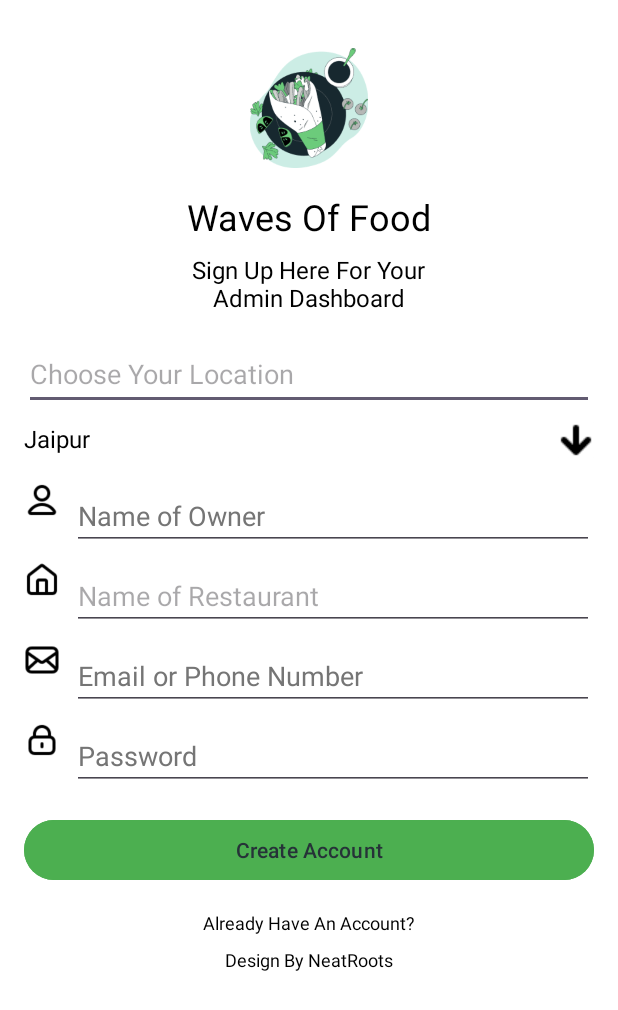
After one commit to Light-Ak/Hackathon_Admin, an Android app: the layout activity_signup.xml on its own in the app's theme, with its tools: preview values and no code run, on a phone screen of 412 x 824 dp. The commit adds this screen. Shown: the top 1010 px of the screen. Run offline under Robolectric (Android 15) with nearby library versions, the phone set to English and light mode, and no system bars.

Commit message:
add SignupActivity

```diff
--- a/app/src/main/java/com/example/fooddeliveringapp/MainActivity.java
+++ /dev/null
@@ -1,33 +0,0 @@
-package com.example.fooddeliveringapp;
-
-import androidx.appcompat.app.AppCompatActivity;
-import androidx.core.view.ViewCompat;
-
-import android.annotation.SuppressLint;
-import android.os.Bundle;
-import android.widget.Button;
-import android.widget.Toast;
-
-public class MainActivity extends AppCompatActivity {
-
-    @SuppressLint("MissingInflatedId")
-    @Override
-    protected void onCreate(Bundle savedInstanceState) {
-        super.onCreate(savedInstanceState);
-        setContentView(R.layout.activity_main);
-
-        Button nextButton = findViewById(R.id.nextButton);
-
-        nextButton.setOnClickListener(v -> {
-            // Handle the button click here
-            Toast.makeText(MainActivity.this, "Next button clicked!", Toast.LENGTH_SHORT).show();
-            // You can add code to navigate to the next screen or perform other actions
-        });
-
-        // Add the correct ID for your main view
-        ViewCompat.setOnApplyWindowInsetsListener(findViewById(R.id.main), (v, insets) -> {
-            // Handle window insets
-            return insets;
-        });
-    }
-}
--- /dev/null
+++ b/app/src/main/java/com/example/fooddeliveringapp/SignupActivity.java
@@ -0,0 +1,28 @@
+package com.example.fooddeliveringapp;
+
+import androidx.appcompat.app.AppCompatActivity;
+import android.os.Bundle;
+import android.widget.Button;
+import android.widget.ImageButton;
+import android.widget.Toast;
+
+public class SignupActivity extends AppCompatActivity {
+
+    @Override
+    protected void onCreate(Bundle savedInstanceState) {
+        super.onCreate(savedInstanceState);
+        setContentView(R.layout.activity_signup);
+
+        Button createAccountButton = findViewById(R.id.createAccountButton);
+        createAccountButton.setOnClickListener(v -> {
+            // এখানে সাইন-আপ লজিক লিখুন
+            Toast.makeText(SignupActivity.this, "Create Account button clicked!", Toast.LENGTH_SHORT).show();
+        });
+
+        ImageButton arrowDownButton = findViewById(R.id.arrowDownButton);
+        arrowDownButton.setOnClickListener(v -> {
+            // এখানে অ্যারো বাটনে ক্লিক করার পর লজিক লিখুন
+            Toast.makeText(SignupActivity.this, "Arrow Down button clicked!", Toast.LENGTH_SHORT).show();
+        });
+    }
+}
--- a/app/src/main/res/layout/activity_main.xml
+++ /dev/null
@@ -1,45 +0,0 @@
-<?xml version="1.0" encoding="utf-8"?>
-<androidx.constraintlayout.widget.ConstraintLayout xmlns:android="http://schemas.android.com/apk/res/android"
-    xmlns:app="http://schemas.android.com/apk/res-auto"
-    xmlns:tools="http://schemas.android.com/tools"
-    android:id="@+id/main"
-    android:layout_width="match_parent"
-    android:layout_height="match_parent"
-    tools:context=".MainActivity">
-
-    <ImageView
-        android:id="@+id/burgerImageView"
-        android:layout_width="350dp"
-        android:layout_height="350dp"
-        android:contentDescription="@string/todo"
-        android:src="@drawable/burger_image"
-        app:layout_constraintTop_toTopOf="parent"
-        app:layout_constraintStart_toStartOf="parent"
-        app:layout_constraintEnd_toEndOf="parent"
-        app:layout_constraintBottom_toTopOf="@+id/mealsTextView"
-        android:layout_marginBottom="12dp" />
-
-    <TextView
-        android:id="@+id/mealsTextView"
-        android:layout_width="wrap_content"
-        android:layout_height="wrap_content"
-        android:text="Enjoy Restaurant Quality Meals at Home"
-        android:textSize="20sp"
-        android:gravity="center"
-        android:textColor="@color/meals_text_green"  app:layout_constraintTop_toBottomOf="@+id/burgerImageView"
-        app:layout_constraintStart_toStartOf="parent"
-        app:layout_constraintEnd_toEndOf="parent"
-        app:layout_constraintBottom_toTopOf="@+id/nextButton"
-        android:layout_marginBottom="32dp" />
-
-    <Button
-        android:id="@+id/nextButton"
-        android:layout_width="wrap_content"
-        android:layout_height="wrap_content"
-        android:text="Next"
-        android:backgroundTint="@color/next_button_green"  app:layout_constraintTop_toBottomOf="@+id/mealsTextView"
-        app:layout_constraintStart_toStartOf="parent"
-        app:layout_constraintEnd_toEndOf="parent"
-        app:layout_constraintBottom_toBottomOf="parent" />
-
-</androidx.constraintlayout.widget.ConstraintLayout>
--- /dev/null
+++ b/app/src/main/res/layout/activity_signup.xml
@@ -0,0 +1,216 @@
+<?xml version="1.0" encoding="utf-8"?>
+<ScrollView xmlns:android="http://schemas.android.com/apk/res/android"
+    xmlns:tools="http://schemas.android.com/tools"
+    android:layout_width="match_parent"
+    android:layout_height="match_parent"
+    android:background="#FFFFFF"
+    tools:context=".SignupActivity">
+
+    <LinearLayout
+        android:layout_width="match_parent"
+        android:layout_height="wrap_content"
+        android:orientation="vertical"
+        android:padding="16dp">
+
+        <ImageView
+            android:id="@+id/profileImageView"
+            android:layout_width="80dp"
+            android:layout_height="80dp"
+            android:contentDescription="TODO"
+            android:src="@drawable/profile_placeholder"
+            android:layout_gravity="center_horizontal"
+            android:layout_marginTop="16dp"
+            tools:ignore="ContentDescription,HardcodedText" />
+
+        <TextView
+            android:id="@+id/appNameTextView"
+            android:layout_width="wrap_content"
+            android:layout_height="wrap_content"
+            android:text="Waves Of Food"
+            android:textSize="24sp"
+            android:textColor="#000000"
+            android:layout_gravity="center_horizontal"
+            android:layout_marginTop="16dp"
+            tools:ignore="HardcodedText" />
+
+        <TextView
+            android:id="@+id/signupTextView"
+            android:layout_width="wrap_content"
+            android:layout_height="wrap_content"
+            android:text="Sign Up Here For Your\nAdmin Dashboard"
+            android:textSize="16sp"
+            android:textColor="#000000"
+            android:gravity="center"
+            android:layout_gravity="center_horizontal"
+            android:layout_marginTop="8dp"
+            tools:ignore="HardcodedText" />
+
+        <EditText
+            android:id="@+id/locationEditText"
+            android:layout_width="match_parent"
+            android:layout_height="wrap_content"
+            android:layout_marginTop="16dp"
+            android:autofillHints=""
+            android:hint="@string/choose_your_location"
+            android:inputType="textPostalAddress"
+            android:minHeight="48dp"
+            tools:ignore="TextContrastCheck,VisualLintTextFieldSize" />
+
+        <LinearLayout
+            android:layout_width="match_parent"
+            android:layout_height="wrap_content"
+            android:orientation="horizontal"
+            android:layout_marginTop="8dp">
+
+            <TextView
+                android:id="@+id/selectedLocationTextView"
+                android:layout_width="0dp"
+                android:layout_height="wrap_content"
+                android:layout_weight="1"
+                android:text="Jaipur"
+                android:textSize="16sp"
+                android:textColor="#000000"
+                tools:ignore="HardcodedText" />
+
+            <ImageButton
+                android:id="@+id/arrowDownButton"
+                android:layout_width="24dp"
+                android:layout_height="24dp"
+                android:background="@android:color/transparent"
+                android:contentDescription="@string/arrow_down"
+                android:src="@drawable/ic_arrow_down"
+                tools:ignore="TouchTargetSizeCheck" />
+
+        </LinearLayout>
+
+        <LinearLayout
+            android:layout_width="match_parent"
+            android:layout_height="wrap_content"
+            android:orientation="horizontal"
+            android:layout_marginTop="16dp">
+
+            <ImageView
+                android:layout_width="24dp"
+                android:layout_height="24dp"
+                android:src="@drawable/ic_person"
+                android:contentDescription="@string/owner_icon" />
+
+            <EditText
+                android:id="@+id/ownerNameEditText"
+                android:layout_width="match_parent"
+                android:layout_height="wrap_content"
+                android:layout_marginStart="8dp"
+                android:autofillHints=""
+                android:hint="@string/name_of_owner"
+                android:inputType="textPersonName"
+                android:textColorHint="#757575"
+                tools:ignore="TouchTargetSizeCheck,VisualLintTextFieldSize" />
+
+        </LinearLayout>
+
+        <LinearLayout
+            android:layout_width="match_parent"
+            android:layout_height="wrap_content"
+            android:orientation="horizontal"
+            android:layout_marginTop="8dp">
+
+            <ImageView
+                android:layout_width="24dp"
+                android:layout_height="24dp"
+                android:src="@drawable/ic_restaurant"
+                android:contentDescription="@string/restaurant_icon" />
+
+            <EditText
+                android:id="@+id/restaurantNameEditText"
+                android:layout_width="match_parent"
+                android:layout_height="wrap_content"
+                android:layout_marginStart="8dp"
+                android:hint="Name of Restaurant"
+                android:inputType="text"
+                tools:ignore="Autofill,HardcodedText,TextContrastCheck,TouchTargetSizeCheck,VisualLintTextFieldSize" />
+
+        </LinearLayout>
+
+        <LinearLayout
+            android:layout_width="match_parent"
+            android:layout_height="wrap_content"
+            android:orientation="horizontal"
+            android:layout_marginTop="8dp">
+
+            <ImageView
+                android:layout_width="24dp"
+                android:layout_height="24dp"
+                android:src="@drawable/ic_email"
+                android:contentDescription="@string/email_icon" />
+
+            <EditText
+                android:id="@+id/emailEditText"
+                android:layout_width="match_parent"
+                android:layout_height="wrap_content"
+                android:layout_marginStart="8dp"
+                android:hint="@string/email_or_phone_number"
+                android:inputType="textEmailAddress"
+                android:textColorHint="#757575"
+                tools:ignore="Autofill,TouchTargetSizeCheck,VisualLintTextFieldSize" />
+
+        </LinearLayout>
+
+        <LinearLayout
+            android:layout_width="match_parent"
+            android:layout_height="wrap_content"
+            android:orientation="horizontal"
+            android:layout_marginTop="8dp">
+
+            <ImageView
+                android:layout_width="24dp"
+                android:layout_height="24dp"
+                android:autofillHints=""
+                android:src="@drawable/ic_lock"
+                android:contentDescription="@string/password_icon" />
+
+            <EditText
+                android:id="@+id/passwordEditText"
+                android:layout_width="match_parent"
+                android:layout_height="wrap_content"
+                android:layout_marginStart="8dp"
+                android:hint="Password"
+                android:inputType="textPassword"
+                android:textColorHint="#757575"
+                tools:ignore="Autofill,HardcodedText,TouchTargetSizeCheck,VisualLintTextFieldSize" />
+
+        </LinearLayout>
+
+        <Button
+            android:id="@+id/createAccountButton"
+            android:layout_width="match_parent"
+            android:layout_height="wrap_content"
+            android:layout_marginTop="16dp"
+            android:backgroundTint="#4CAF50"
+            android:text="Create Account"
+            android:textColor="#263238"
+            tools:ignore="HardcodedText,VisualLintButtonSize" />
+
+        <TextView
+            android:id="@+id/alreadyHaveAccountTextView"
+            android:layout_width="wrap_content"
+            android:layout_height="wrap_content"
+            android:text="@string/already_have_an_account"
+            android:textSize="12sp"
+            android:textColor="#000000"
+            android:layout_gravity="center_horizontal"
+            android:layout_marginTop="16dp" />
+
+        <TextView
+            android:id="@+id/designByTextView"
+            android:layout_width="wrap_content"
+            android:layout_height="wrap_content"
+            android:text="Design By NeatRoots"
+            android:textSize="12sp"
+            android:textColor="#000000"
+            android:layout_gravity="center_horizontal"
+            android:layout_marginTop="8dp"
+            tools:ignore="HardcodedText" />
+
+    </LinearLayout>
+
+</ScrollView>
--- /dev/null
+++ b/app/src/main/res/values/ids.xml
@@ -0,0 +1,12 @@
+<?xml version="1.0" encoding="utf-8"?>
+<resources>
+    <item name="createAccountButton" type="id" />
+    <item name="profileImageView" type="id" />
+    <item name="appNameTextView" type="id" />
+    <item name="locationEditText" type="id" />
+    <item name="nameEditText" type="id" />
+    <item name="emailEditText" type="id" />
+    <item name="passwordEditText" type="id" />
+    <item name="signupTextView" type="id" />
+    <item name="designByTextView" type="id" />
+</resources>
--- a/app/src/main/res/values/strings.xml
+++ b/app/src/main/res/values/strings.xml
@@ -1,3 +1,23 @@
 <resources>
     <string name="app_name">Food Delivering App</string>
+    <string name="todo" />
+    <string name="waves_of_food">Waves Of Food</string>
+    <string name="sign_up_here_for_your_nadmin_dashboard">Sign Up Here For Your\nAdmin Dashboard</string>
+    <string name="choose_set_location">Choose Set Location</string>
+    <string name="name">Name</string>
+    <string name="design_by_neatroots">Design By NeatRoots</string>
+    <string name="create_account">Create Account</string>
+    <string name="password">Password</string>
+    <string name="email">Email</string>
+    <string name="profile_image">Profile Image</string>
+    <string name="sign_up_here_for_your_admin_dashboard" />
+    <string name="owner_icon">Owner Icon</string>
+    <string name="restaurant_icon">Restaurant Icon</string>
+    <string name="password_icon">Password Icon</string>
+    <string name="email_icon">Email Icon</string>
+    <string name="already_have_an_account">Already Have An Account?</string>
+    <string name="arrow_down">Arrow Down</string>
+    <string name="email_or_phone_number">Email or Phone Number</string>
+    <string name="choose_your_location">Choose Your Location</string>
+    <string name="name_of_owner">Name of Owner</string>
 </resources>
```
Also changed, not shown: app/src/main/res/drawable/ic_arrow_down.png (added), app/src/main/res/drawable/ic_email.png (added), app/src/main/res/drawable/ic_lock.png (added), app/src/main/res/drawable/ic_person.png (added), app/src/main/res/drawable/ic_restaurant.png (added), app/src/main/res/drawable/img.png (added), app/src/main/res/drawable/profile_placeholder.png (added), app/src/main/res/drawable/waves_of_food_logo.png (added).
